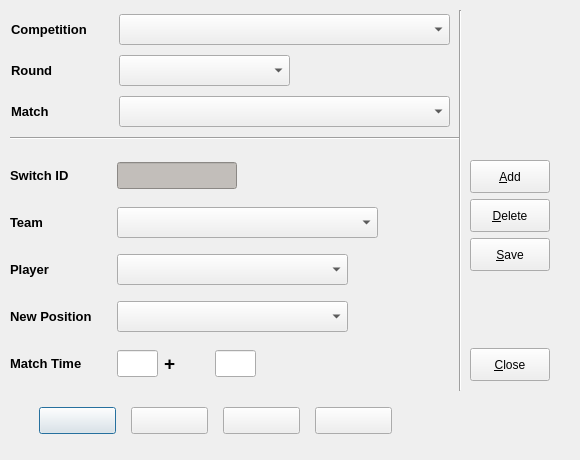
Old version of the form code/pyqt/gui/switchpos_entry.ui in the repository soccermetrics/marcotti-desktop.
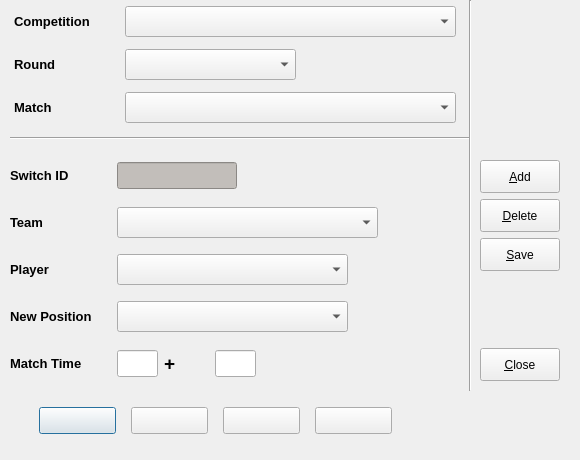
New version of the form. Icons and pictures are not drawn.

Commit message: Fixed appearance of Confederation and Position Switch UIs

The edit to the form file:
```diff
--- a/code/pyqt/gui/switchpos_entry.ui
+++ b/code/pyqt/gui/switchpos_entry.ui
@@ -30,7 +30,7 @@
     <rect>
      <x>10</x>
      <y>130</y>
-     <width>451</width>
+     <width>461</width>
      <height>16</height>
     </rect>
    </property>
@@ -41,10 +41,10 @@
   <widget class="Line" name="line_2">
    <property name="geometry">
     <rect>
-     <x>450</x>
-     <y>10</y>
+     <x>460</x>
+     <y>0</y>
      <width>20</width>
-     <height>381</height>
+     <height>391</height>
     </rect>
    </property>
    <property name="orientation">
@@ -171,9 +171,9 @@
    <property name="geometry">
     <rect>
      <x>10</x>
-     <y>10</y>
-     <width>441</width>
-     <height>121</height>
+     <y>0</y>
+     <width>451</width>
+     <height>131</height>
     </rect>
    </property>
    <layout class="QGridLayout" name="gridLayout">
@@ -580,7 +580,7 @@
   <widget class="QWidget" name="layoutWidget_2">
    <property name="geometry">
     <rect>
-     <x>470</x>
+     <x>480</x>
      <y>160</y>
      <width>91</width>
      <height>221</height>
```
The commit also changes 3 other files.
